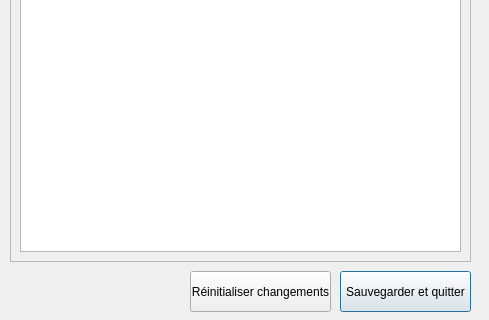
Silous888/RawTextCheck, file qt_files/dialog_excluded_words.ui: the form before one commit; both pictures show x 0 to 489 and y 349 to 669 of the 489 by 669 pixel window.
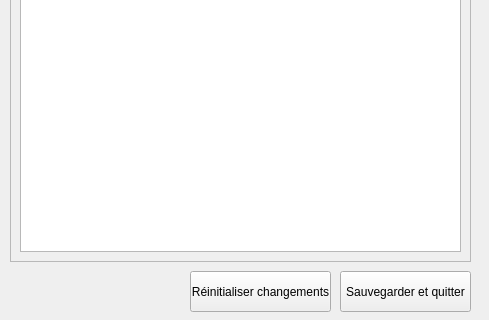
The form after the commit. Icons and pictures are not drawn.

Commit message: remove Enter pressed default behaviour

What changed in the file:
```diff
--- a/qt_files/dialog_excluded_words.ui
+++ b/qt_files/dialog_excluded_words.ui
@@ -32,6 +32,9 @@
    <property name="text">
     <string>Sauvegarder et quitter</string>
    </property>
+   <property name="autoDefault">
+    <bool>false</bool>
+   </property>
   </widget>
   <widget class="QPushButton" name="pushButton_resetChange">
    <property name="geometry">
@@ -45,6 +48,9 @@
    <property name="text">
     <string>Réinitialiser changements</string>
    </property>
+   <property name="autoDefault">
+    <bool>false</bool>
+   </property>
   </widget>
   <widget class="QFrame" name="frame">
    <property name="geometry">
```
The commit also changes 2 other files.
